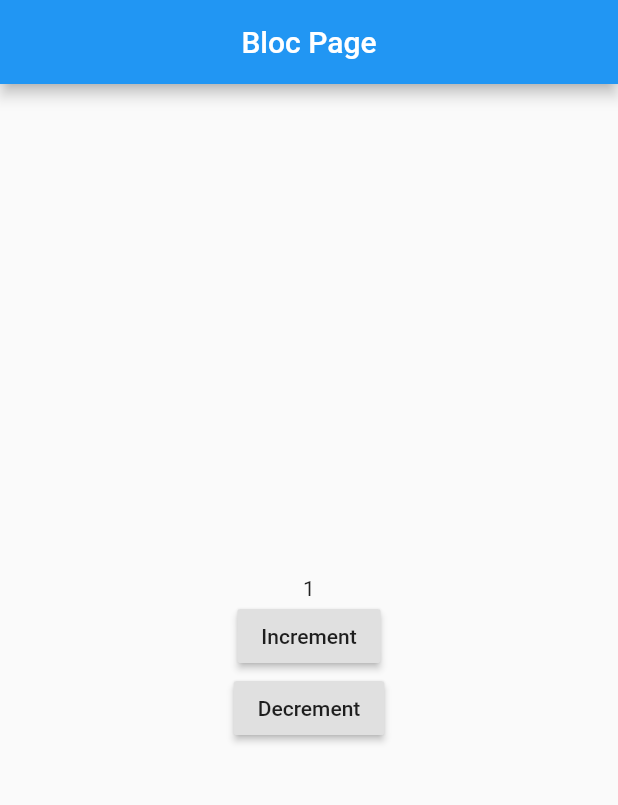
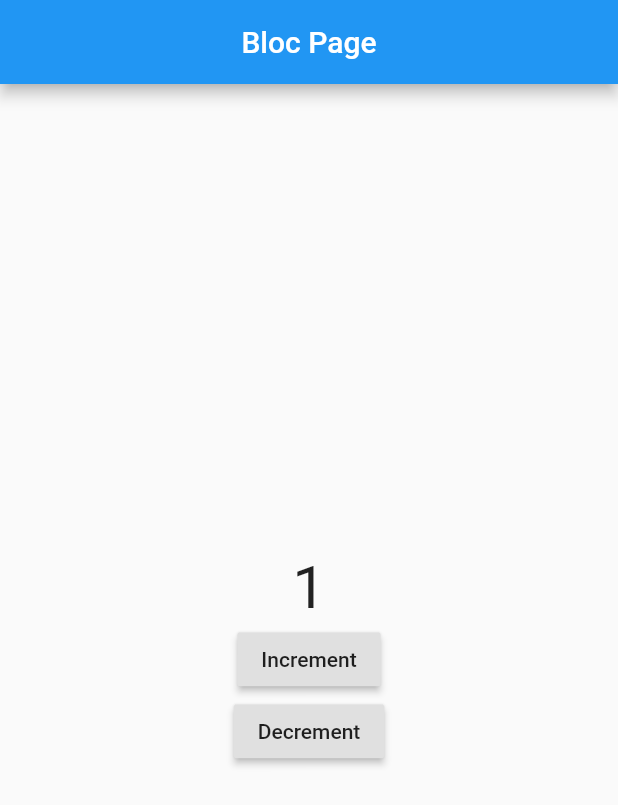
Before and after one commit to vmelia/flutter_bloc_pattern, a Flutter app: the screen it shows after launch, after a tap on "Increment", on a phone screen of 412 x 824 dp. Shown: the top 805 px of the screen. Run offline on Flutter 3.47's test engine with Material 2 defaults, Android fonts, the phone set to English and light mode, and no system bars; our stand-ins replace bloc, equatable, flutter_bloc.

Commit message:
Basic Bloc.

```diff
--- a/lib/bloc/counter_bloc.dart
+++ b/lib/bloc/counter_bloc.dart
@@ -1,18 +1,23 @@
 import 'dart:async';
 
 import 'package:bloc/bloc.dart';
-import 'package:meta/meta.dart';
+import 'package:equatable/equatable.dart';
 
 part 'counter_event.dart';
 part 'counter_state.dart';
 
 class CounterBloc extends Bloc<CounterEvent, CounterState> {
-  CounterBloc() : super(CounterInitial());
+  @override
+  CounterState get initialState => CounterState(counter: 0);
 
   @override
   Stream<CounterState> mapEventToState(
     CounterEvent event,
   ) async* {
-    // TODO: implement mapEventToState
+    if (event is IncrementEvent) {
+      yield CounterState(counter: state.counter + 1);
+    } else if (event is DecrementEvent) {
+      yield CounterState(counter: state.counter - 1);
+    }
   }
 }
--- a/lib/bloc/counter_event.dart
+++ b/lib/bloc/counter_event.dart
@@ -1,4 +1,12 @@
 part of 'counter_bloc.dart';
 
-@immutable
-abstract class CounterEvent {}
+abstract class CounterEvent extends Equatable {
+  const CounterEvent();
+
+  @override
+  List<Object> get props => [];
+}
+
+class IncrementEvent extends CounterEvent {}
+
+class DecrementEvent extends CounterEvent {}
--- a/lib/bloc/counter_state.dart
+++ b/lib/bloc/counter_state.dart
@@ -1,6 +1,9 @@
 part of 'counter_bloc.dart';
 
-@immutable
-abstract class CounterState {}
+class CounterState extends Equatable {
+  final int counter;
+  CounterState({this.counter});
 
-class CounterInitial extends CounterState {}
+  @override
+  List<Object> get props => [counter];
+}
--- a/lib/main.dart
+++ b/lib/main.dart
@@ -1,4 +1,6 @@
 import 'package:flutter/material.dart';
+import 'package:flutter_bloc/flutter_bloc.dart';
+import 'bloc/counter_bloc.dart';
 import 'pages/bloc_page.dart';
 
 void main() {
@@ -14,7 +16,11 @@ class MyApp extends StatelessWidget {
         primarySwatch: Colors.blue,
         visualDensity: VisualDensity.adaptivePlatformDensity,
       ),
-      home: BlocPage(),
+      home: BlocProvider(
+          create: (BuildContext context) {
+            return CounterBloc();
+          },
+          child: BlocPage()),
     );
   }
 }
--- a/lib/pages/bloc_page.dart
+++ b/lib/pages/bloc_page.dart
@@ -1,26 +1,39 @@
 import 'package:flutter/material.dart';
+import 'package:flutter_bloc/flutter_bloc.dart';
+import 'package:flutter_bloc_pattern/bloc/counter_bloc.dart';
 
 class BlocPage extends StatelessWidget {
   @override
   Widget build(BuildContext context) {
     return Scaffold(
       appBar: AppBar(title: Text('Bloc Page'), centerTitle: true),
-      body: Center(
+      body: BlocBuilder(
+          bloc: BlocProvider.of<CounterBloc>(context),
+          builder: (BuildContext context, state) {
+            return Center(
               child: Column(
                 mainAxisAlignment: MainAxisAlignment.center,
                 children: [
-            Text("1"),
+                  Text(
+                    state.counter.toString(),
+                    style: TextStyle(fontSize: 40),
+                  ),
                   RaisedButton(
                     child: Text('Increment'),
-              onPressed: () {},
+                    onPressed: () {
+                      BlocProvider.of<CounterBloc>(context).add(IncrementEvent());
+                    },
                   ),
                   RaisedButton(
                     child: Text('Decrement'),
-              onPressed: () {},
+                    onPressed: () {
+                      BlocProvider.of<CounterBloc>(context).add(DecrementEvent());
+                    },
                   ),
                 ],
               ),
-      ),
+            );
+          }),
     );
   }
 }
--- a/pubspec.yaml
+++ b/pubspec.yaml
@@ -23,7 +23,8 @@ environment:
 dependencies:
   flutter:
     sdk: flutter
-  flutter_bloc: any
+  flutter_bloc: ^3.2.0
+  equatable: any
 
   # The following adds the Cupertino Icons font to your application.
   # Use with the CupertinoIcons class for iOS style icons.
```
Also changed, not shown: pubspec.lock, 1 other file. Lines whose indentation alone changed are shown as unchanged.
